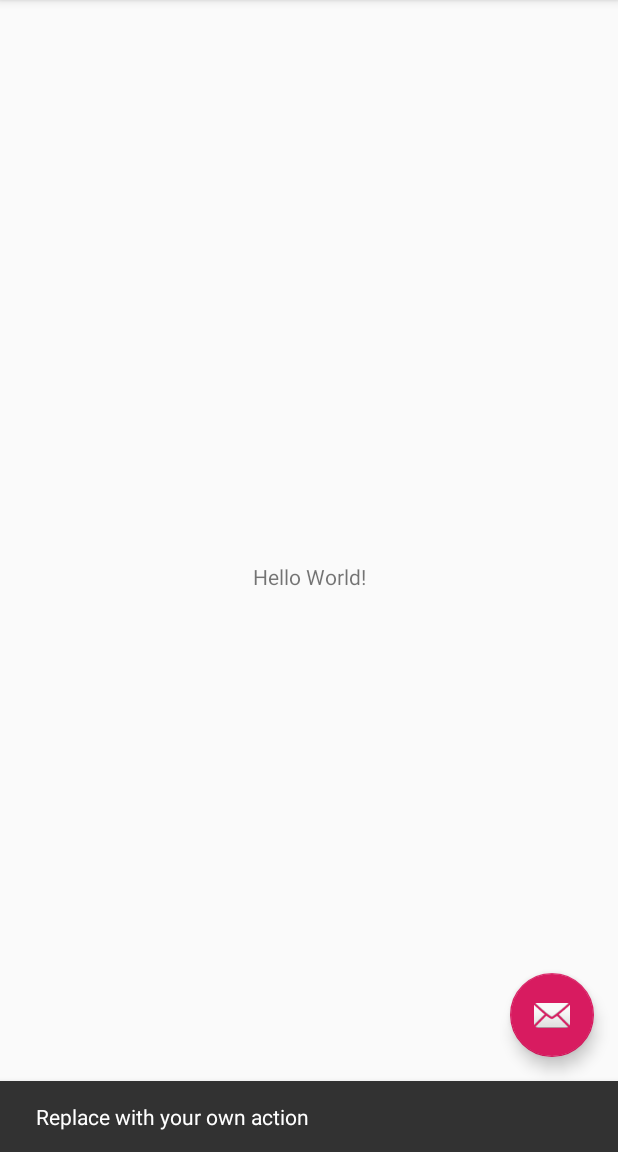
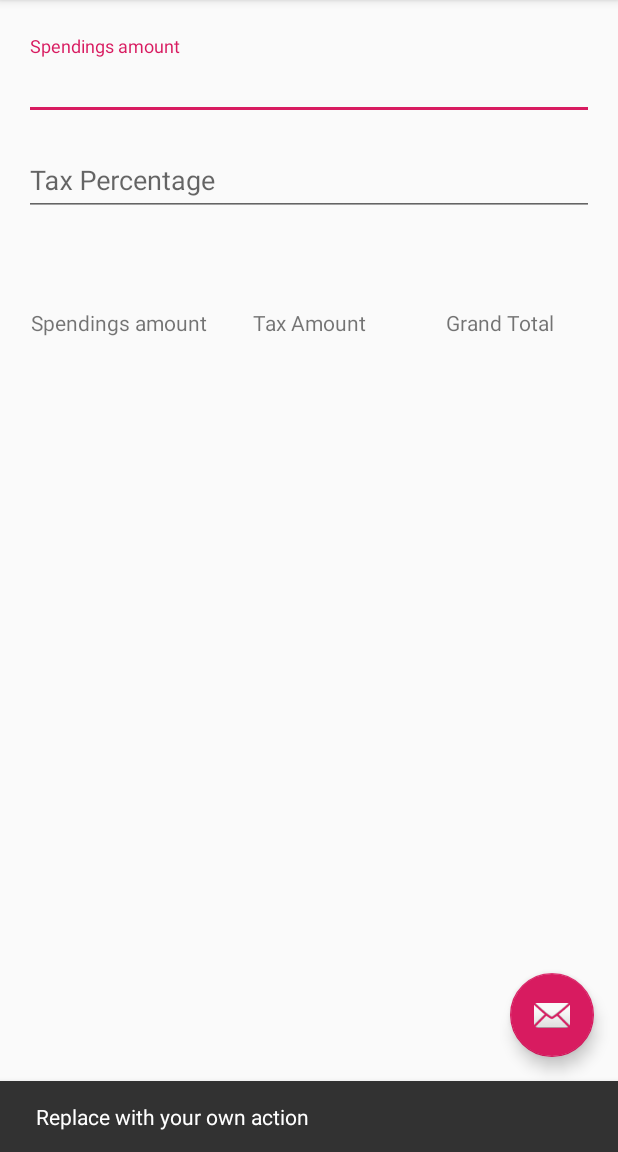
Before and after one commit to beatricefar/MVVMpractice, an Android app: the screen it shows after launch (MainActivity), after a tap on an icon or button, on a phone screen of 412 x 824 dp, the part 84-1236 px from its top. Run offline under Robolectric (Android 15) with nearby library versions, the phone set to English and light mode, and no system bars.

Commit message:
Update content_res layout

```diff
--- a/app/src/main/res/layout/content_main.xml
+++ b/app/src/main/res/layout/content_main.xml
@@ -3,19 +3,139 @@
         xmlns:android="http://schemas.android.com/apk/res/android"
         xmlns:tools="http://schemas.android.com/tools"
         xmlns:app="http://schemas.android.com/apk/res-auto"
+        android:id="@+id/tax_calculations_input_layout"
         android:layout_width="match_parent"
         android:layout_height="match_parent"
+        android:layout_margin="16dp"
         app:layout_behavior="@string/appbar_scrolling_view_behavior"
         tools:showIn="@layout/activity_main"
         tools:context=".view.MainActivity">
 
-    <TextView
-            android:layout_width="wrap_content"
+    <com.google.android.material.textfield.TextInputLayout
+            android:id="@+id/spending_amount_input_container"
+            android:layout_width="0dp"
             android:layout_height="wrap_content"
-            android:text="Hello World!"
-            app:layout_constraintBottom_toBottomOf="parent"
-            app:layout_constraintLeft_toLeftOf="parent"
-            app:layout_constraintRight_toRightOf="parent"
-            app:layout_constraintTop_toTopOf="parent"/>
+            app:layout_constraintTop_toTopOf="parent"
+            app:layout_constraintEnd_toEndOf="parent"
+            android:layout_marginTop="8dp"
+            android:layout_marginBottom="8dp"
+            app:layout_constraintStart_toStartOf="parent">
+
+        <com.google.android.material.textfield.TextInputEditText
+                android:id="@+id/spendings_amount_input"
+                android:layout_width="match_parent"
+                android:layout_height="wrap_content"
+                android:hint="@string/spendings_amount_hint"
+                app:layout_constraintBottom_toBottomOf="parent"
+                android:inputType="numberDecimal"
+                app:layout_constraintLeft_toLeftOf="parent"
+                app:layout_constraintRight_toRightOf="parent"
+                app:layout_constraintTop_toTopOf="parent"/>
+
+    </com.google.android.material.textfield.TextInputLayout>
+
+    <com.google.android.material.textfield.TextInputLayout
+            android:id="@+id/tax_percentage_input_container"
+            android:layout_width="0dp"
+            android:layout_height="wrap_content"
+            app:layout_constraintEnd_toEndOf="parent"
+            app:layout_constraintStart_toStartOf="parent"
+            android:layout_marginTop="8dp"
+            android:layout_marginBottom="8dp"
+            app:layout_constraintTop_toBottomOf="@+id/spending_amount_input_container">
+
+        <com.google.android.material.textfield.TextInputEditText
+                android:id="@+id/tax_percentage_input"
+                android:layout_width="match_parent"
+                android:layout_height="wrap_content"
+                android:hint="@string/tax_percentage_hint"
+                android:inputType="number"
+                app:layout_constraintLeft_toLeftOf="parent"
+                app:layout_constraintRight_toRightOf="parent"
+                app:layout_constraintTop_toBottomOf="@id/spending_amount_input_container"
+        />
+
+    </com.google.android.material.textfield.TextInputLayout>
+
+    <LinearLayout
+            android:layout_width="match_parent"
+            android:layout_height="wrap_content"
+            android:orientation="horizontal"
+            app:layout_constraintStart_toStartOf="parent"
+            app:layout_constraintEnd_toEndOf="parent"
+            android:layout_marginTop="32dp"
+            android:layout_marginBottom="32dp"
+            app:layout_constraintTop_toBottomOf="@id/tax_percentage_input_container">
+
+        <LinearLayout
+                android:layout_width="0dp"
+                android:layout_height="wrap_content"
+                android:layout_weight="1"
+                android:orientation="vertical">
+
+            <TextView
+                    android:id="@+id/spendings_amount"
+                    android:layout_width="match_parent"
+                    android:layout_height="wrap_content"
+                    tools:text="15.6"
+                    android:textAlignment="center"
+                    style="@style/TextAppearance.AppCompat.Large"/>
+
+            <TextView
+                    android:id="@+id/spendings_amount_label"
+                    android:layout_width="match_parent"
+                    android:layout_height="wrap_content"
+                    android:text="@string/spendings_amount"
+                    android:textAlignment="center"/>
+
+        </LinearLayout>
+
+        <LinearLayout
+                android:layout_width="0dp"
+                android:layout_height="wrap_content"
+                android:layout_weight="1"
+                android:orientation="vertical">
+
+            <TextView
+                    android:id="@+id/tax_amount"
+                    android:layout_width="match_parent"
+                    android:layout_height="wrap_content"
+                    tools:text="10"
+                    android:textAlignment="center"
+                    style="@style/TextAppearance.AppCompat.Large"/>
+
+            <TextView
+                    android:id="@+id/tax_amount_label"
+                    android:layout_width="match_parent"
+                    android:layout_height="wrap_content"
+                    android:text="@string/tax_amount"
+                    android:textAlignment="center"/>
+
+        </LinearLayout>
+
+        <LinearLayout
+                android:layout_width="0dp"
+                android:layout_height="wrap_content"
+                android:layout_weight="1"
+                android:orientation="vertical">
+
+            <TextView
+                    android:id="@+id/grand_total"
+                    android:layout_width="match_parent"
+                    android:layout_height="wrap_content"
+                    tools:text="17.16"
+                    android:textAlignment="center"
+                    style="@style/TextAppearance.AppCompat.Large"/>
+
+            <TextView
+                    android:id="@+id/grand_total_label"
+                    android:layout_width="match_parent"
+                    android:layout_height="wrap_content"
+                    android:text="@string/grand_total"
+                    android:textAlignment="center"/>
+
+        </LinearLayout>
+
+    </LinearLayout>
 
 </androidx.constraintlayout.widget.ConstraintLayout>
--- a/app/src/main/res/values/strings.xml
+++ b/app/src/main/res/values/strings.xml
@@ -1,4 +1,9 @@
 <resources>
     <string name="app_name">MVVMpractice</string>
     <string name="action_settings">Settings</string>
+    <string name="spendings_amount_hint">Spendings amount</string>
+    <string name="tax_percentage_hint">Tax Percentage</string>
+    <string name="spendings_amount">Spendings amount</string>
+    <string name="tax_amount">Tax Amount</string>
+    <string name="grand_total">Grand Total</string>
 </resources>
```
